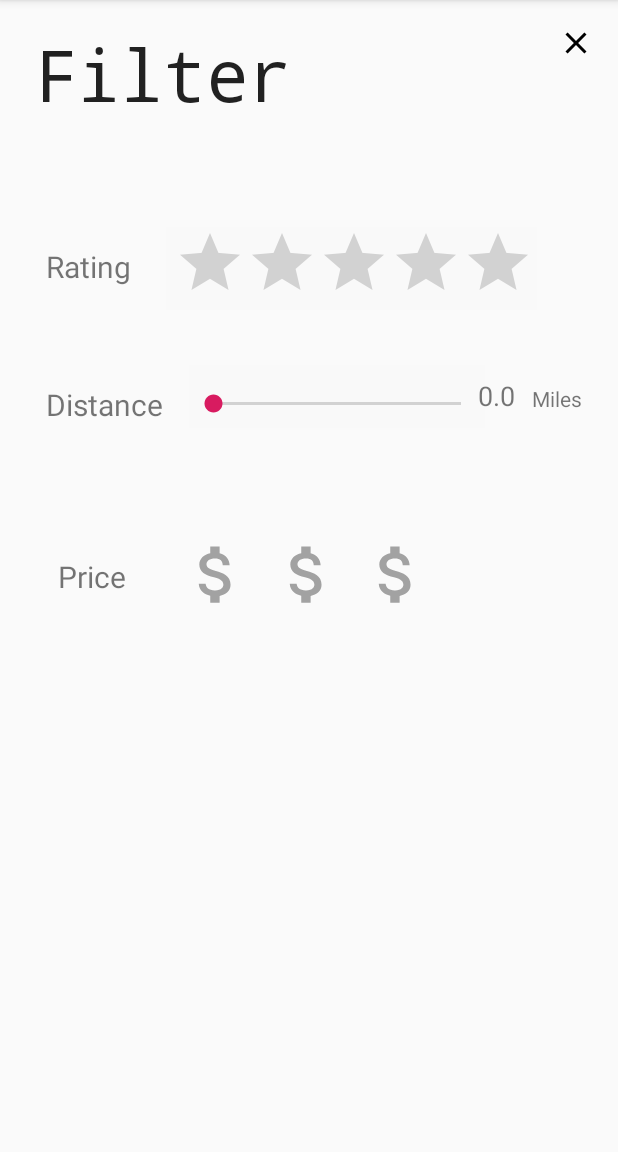
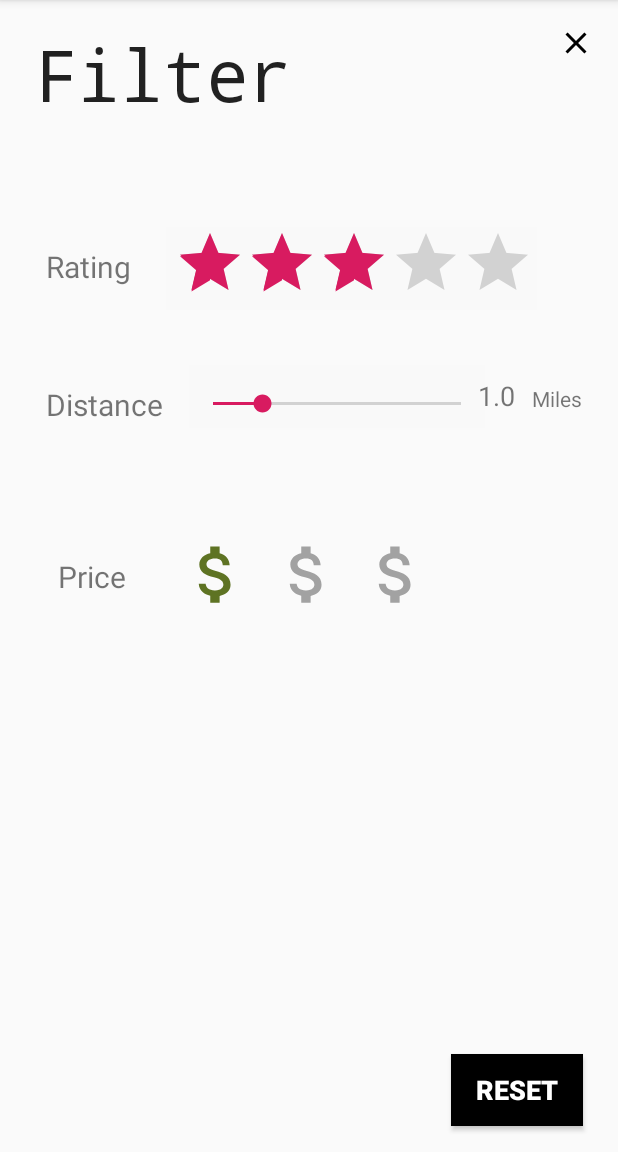
Before and after one commit to HomeEatz/letz_eat, an Android app: the SeeRestaurantList screen opened directly, with no data from a screen before it, after a tap on "FILTER", on a phone screen of 412 x 824 dp, the part 84-1236 px from its top. Run offline under Robolectric (Android 15) with nearby library versions, the phone set to English and light mode, and no system bars.

Commit message:
Fixed Filter Screen - copy

```diff
--- a/Midterm/app/src/main/java/com/example/homeeats/FilterScreenActivity.java
+++ b/Midterm/app/src/main/java/com/example/homeeats/FilterScreenActivity.java
@@ -1,14 +1,22 @@
 package com.example.homeeats;
 
 import android.content.Intent;
+import android.content.SharedPreferences;
 import android.os.Bundle;
+import android.os.PersistableBundle;
 import android.view.View;
+import android.widget.Button;
+import android.widget.CompoundButton;
 import android.widget.ImageView;
+import android.widget.ListView;
+import android.widget.RatingBar;
 import android.widget.SeekBar;
 import android.widget.TextView;
 import android.widget.Toast;
+import android.widget.ToggleButton;
 
 
+import androidx.annotation.NonNull;
 import androidx.appcompat.app.AppCompatActivity;
 
 import org.w3c.dom.Text;
@@ -17,25 +25,47 @@ public class FilterScreenActivity extends AppCompatActivity {
 
 
 
+    float DISTANCE = (float)1.0;
+    float RATING = (float) 3.0;
+    boolean DOLLAR_SIGN1 = true;
+    boolean DOLLAR_SIGN2;
+    boolean DOLLAR_SIGN3;
     @Override
     protected void onCreate(Bundle savedInstanceState) {
         super.onCreate(savedInstanceState);
         setContentView(R.layout.filter_screen);
+        Intent SeeRestaurantListIntent = getIntent();
+        DISTANCE = SeeRestaurantListIntent.getFloatExtra("DISTANCE_VALUE", DISTANCE);
+        RATING = SeeRestaurantListIntent.getFloatExtra("RATING_VALUE", RATING);
+        DOLLAR_SIGN1 = SeeRestaurantListIntent.getBooleanExtra("DOLLAR_SIGN1_VALUE", DOLLAR_SIGN1);
+        DOLLAR_SIGN2 = SeeRestaurantListIntent.getBooleanExtra("DOLLAR_SIGN2_VALUE", DOLLAR_SIGN2);
+        DOLLAR_SIGN3 = SeeRestaurantListIntent.getBooleanExtra("DOLLAR_SIGN3_VALUE", DOLLAR_SIGN3);
 
         ImageView closePupUp = (ImageView) findViewById(R.id.CloseScreenImageView);
         closePupUp.setOnClickListener(new View.OnClickListener() {
             @Override
             public void onClick(View v) {
-                Intent startIntent = new Intent(getApplicationContext(), SeeRestaurantList.class);
-                startActivity(startIntent);
+
+                Intent startIntent = new Intent(FilterScreenActivity.this, SeeRestaurantList.class);
+                startIntent.putExtra("DISTANCE_VALUE", DISTANCE);
+                startIntent.putExtra("RATING_VALUE", RATING);
+                startIntent.putExtra("DOLLAR_SIGN1_VALUE", DOLLAR_SIGN1);
+                startIntent.putExtra("DOLLAR_SIGN2_VALUE", DOLLAR_SIGN2);
+                startIntent.putExtra("DOLLAR_SIGN3_VALUE", DOLLAR_SIGN3);
+                setResult(RESULT_OK , startIntent);
+                finish();
+
             }
         });
 
-        SeekBar simpleSeekBar =(SeekBar)findViewById(R.id.simpleSeekBar);
+        TextView distanceText = (TextView) findViewById(R.id.milestextView4);
+        distanceText.setText(("" + DISTANCE));
+        final SeekBar simpleSeekBar =(SeekBar)findViewById(R.id.simpleSeekBar);
+        simpleSeekBar.setProgress((int)DISTANCE*10);
         // perform seek bar change listener event used for getting the progress value
         simpleSeekBar.setOnSeekBarChangeListener(new SeekBar.OnSeekBarChangeListener() {
 
-            float progressChangedValue = 0;
+            float progressChangedValue = DISTANCE;
             TextView distanceText = (TextView) findViewById(R.id.milestextView4);
             @Override
             public void onProgressChanged(SeekBar seekBar, int progress, boolean fromUser) {
@@ -43,7 +73,7 @@ public class FilterScreenActivity extends AppCompatActivity {
                 progressChangedValue = (float)(progress/10.0); //((progress * (seekBar.getWidth() - 2 * seekBar.getThumbOffset())) / 0.5);
                 distanceText.setText("" + progressChangedValue);
                 //distanceText.setX(seekBar.getX() + progressChangedValue + seekBar.getThumbOffset() / 2);
-
+                DISTANCE = progressChangedValue;
             }
 
             @Override
@@ -58,11 +88,87 @@ public class FilterScreenActivity extends AppCompatActivity {
             }
         } );
 
+        final  RatingBar StarsRatingBar = findViewById(R.id.StarsRatingBar);
+        StarsRatingBar.setRating(RATING);
+        StarsRatingBar.setOnRatingBarChangeListener(new RatingBar.OnRatingBarChangeListener() {
+            @Override
+            public void onRatingChanged(RatingBar ratingBar, float rating, boolean fromUser) {
+                RATING = rating;
+            }
+        });
+
+        final ToggleButton dollarSign1 = findViewById(R.id.toggleButton1);
+        dollarSign1.setChecked(DOLLAR_SIGN1);
+        dollarSign1.setOnCheckedChangeListener(new CompoundButton.OnCheckedChangeListener() {
+            @Override
+            public void onCheckedChanged(CompoundButton buttonView, boolean isChecked) {
+                DOLLAR_SIGN1 = isChecked;
+            }
+        });
+
+
+        final ToggleButton dollarSign2 = findViewById(R.id.toggleButton2);
+        dollarSign2.setChecked(DOLLAR_SIGN2);
+        dollarSign2.setOnCheckedChangeListener(new CompoundButton.OnCheckedChangeListener() {
+            @Override
+            public void onCheckedChanged(CompoundButton buttonView, boolean isChecked) {
+                DOLLAR_SIGN2 = isChecked;
+            }
+        });
+
+
+        final ToggleButton dollarSign3 = findViewById(R.id.toggleButton3);
+        dollarSign3.setChecked(DOLLAR_SIGN3);
+        dollarSign3.setOnCheckedChangeListener(new CompoundButton.OnCheckedChangeListener() {
+            @Override
+            public void onCheckedChanged(CompoundButton buttonView, boolean isChecked) {
+                DOLLAR_SIGN3 = isChecked;
+            }
+        });
+
+
+
+        Button resetButton = findViewById(R.id.resetFilterButton);
+        resetButton.setOnClickListener(new View.OnClickListener() {
+            @Override
+            public void onClick(View v) {
+                DISTANCE = (float)1.0;
+                RATING = (float) 3.0;
+                DOLLAR_SIGN1 = true;
+                DOLLAR_SIGN2 = false;
+                DOLLAR_SIGN3 = false;
+                simpleSeekBar.setProgress((int)DISTANCE*10);
+                StarsRatingBar.setRating(RATING);
+                dollarSign1.setChecked(DOLLAR_SIGN1);
+                dollarSign2.setChecked(DOLLAR_SIGN2);
+                dollarSign3.setChecked(DOLLAR_SIGN3);
+
+            }
+        });
+
+
 
     }
 
-    //public void onCustomToggleClick(View view){
-     //   Toast.makeText(this, "CustomToggle",Toast.LENGTH_SHORT).show();
+    @Override
+    protected void onActivityResult(int requestCode, int resultCode, Intent data) {
+        super.onActivityResult(requestCode, resultCode, data);
+        if (requestCode == 1) {
+            if (resultCode == RESULT_OK) {
+                DISTANCE = data.getFloatExtra("DISTANCE_VALUE", DISTANCE);
+                RATING = data.getFloatExtra("RATING_VALUE", RATING);
+                DOLLAR_SIGN1 = data.getBooleanExtra("DOLLAR_SIGN1_VALUE", DOLLAR_SIGN1);
+                DOLLAR_SIGN2 = data.getBooleanExtra("DOLLAR_SIGN2_VALUE", DOLLAR_SIGN2);
+                DOLLAR_SIGN3 = data.getBooleanExtra("DOLLAR_SIGN3_VALUE", DOLLAR_SIGN3);
+            }
+        }
+    }
 
-   // }
+
+
+
+//public void onCustomToggleClick(View view){
+    //   Toast.makeText(this, "CustomToggle",Toast.LENGTH_SHORT).show();
+
+    // }
 }
--- a/Midterm/app/src/main/java/com/example/homeeats/SeeRestaurantList.java
+++ b/Midterm/app/src/main/java/com/example/homeeats/SeeRestaurantList.java
@@ -4,22 +4,58 @@ import android.content.Intent;
 import android.os.Bundle;
 import android.view.View;
 import android.widget.Button;
+import android.widget.TextView;
+
 
 import androidx.appcompat.app.AppCompatActivity;
+import androidx.recyclerview.widget.LinearLayoutManager;
+import androidx.recyclerview.widget.RecyclerView;
+
+import java.util.ArrayList;
 
 public class SeeRestaurantList extends AppCompatActivity {
 
+    float DISTANCE = (float)1.0;
+    float RATING = (float) 3.0;
+    boolean DOLLAR_SIGN1 = true;
+    boolean DOLLAR_SIGN2;
+    boolean DOLLAR_SIGN3;
+    //RecyclerView mRecyclerView = findViewById(R.id.recyclerView);
+
+    // String TYPE_OF_FOOD;
+
     @Override
     protected void onCreate(Bundle savedInstanceState) {
+
         super.onCreate(savedInstanceState);
         setContentView(R.layout.see_restaurant_list);
+
+
+//        MyAdapter mMyAdapter;
+//        mRecyclerView.setLayoutManager(new LinearLayoutManager(this));
+//        mMyAdapter = new MyAdapter(this, getMyList());
+//        mRecyclerView.setAdapter(mMyAdapter);
+
+        Intent FilterScreenIntent = getIntent();
+        DISTANCE = FilterScreenIntent.getFloatExtra("DISTANCE_VALUE", DISTANCE);
+        RATING = FilterScreenIntent.getFloatExtra("RATING_VALUE", RATING);
+        DOLLAR_SIGN1 = FilterScreenIntent.getBooleanExtra("DOLLAR_SIGN1_VALUE", DOLLAR_SIGN1);
+        DOLLAR_SIGN2 = FilterScreenIntent.getBooleanExtra("DOLLAR_SIGN2_VALUE", DOLLAR_SIGN2);
+        DOLLAR_SIGN3 = FilterScreenIntent.getBooleanExtra("DOLLAR_SIGN3_VALUE", DOLLAR_SIGN3);
+        // TYPE_OF_FOOD = FilterScreenIntent.getStringExtra("TYPE_OF_FOOD");
+
+
 
         Button BackToMain = (Button) findViewById(R.id.BackToOutEatzMainPageButton);
         BackToMain.setOnClickListener(new View.OnClickListener() {
             @Override
             public void onClick(View v) {
 
-                Intent startIntent = new Intent(getApplicationContext(), OutEatzMain.class );
+                Intent startIntent = new Intent(getApplicationContext(), MainActivity.class );
+                // startIntent.putExtra("TYPE_OF_FOOD", TYPE_OF_FOOD);
+                //startActivityForResult(startIntent, 2);
+//                setResult(RESULT_OK , startIntent);
+//                finish();
                 startActivity(startIntent);
             }
         });
@@ -29,10 +65,95 @@ public class SeeRestaurantList extends AppCompatActivity {
             @Override
             public void onClick(View v) {
 
-                Intent startIntent1 = new Intent(getApplicationContext(), FilterScreenActivity.class );
-                startActivity(startIntent1);
+
+                Intent startIntent1 = new Intent(SeeRestaurantList.this, FilterScreenActivity.class );
+
+                startIntent1.putExtra("DISTANCE_VALUE", DISTANCE);
+                startIntent1.putExtra("RATING_VALUE", RATING);
+                startIntent1.putExtra("DOLLAR_SIGN1_VALUE", DOLLAR_SIGN1);
+                startIntent1.putExtra("DOLLAR_SIGN2_VALUE", DOLLAR_SIGN2);
+                startIntent1.putExtra("DOLLAR_SIGN3_VALUE", DOLLAR_SIGN3);
+                startActivityForResult(startIntent1, 1);
+
             }
         });
 
+        TextView typeOfFoodText = findViewById(R.id.RandomRestaurantTextView);
+        //typeOfFoodText.setText(TYPE_OF_FOOD);
+
     }
+
+//    private ArrayList<Model> getMyList(){
+//
+//        ArrayList<Model> models = new ArrayList<>();
+//
+//        Model m = new Model();
+//
+//        m.setTitle("Taco Bell");
+//        m.setDescription("Fast Food");
+//        m.setImage(R.drawable.taco_bell);
+//        models.add(m);
+//
+//        m = new Model();
+//
+//        m.setTitle("Chili's Grill & Bar");
+//        m.setDescription("Tex Mex");
+//        m.setImage(R.drawable.chilis);
+//        models.add(m);
+//
+//        m = new Model();
+//
+//        m.setTitle("McDonald's");
+//        m.setDescription("Fast Food");
+//        m.setImage(R.drawable.mcdonalds);
+//        models.add(m);
+//
+//        m = new Model();
+//
+//        m.setTitle("Wendy's");
+//        m.setDescription("Fast Food");
+//        m.setImage(R.drawable.wendys);
+//        models.add(m);
+//
+//        m = new Model();
+//
+//        m.setTitle("Little Caesars Pizza");
+//        m.setDescription("Pizza");
+//        m.setImage(R.drawable.littlecaesars);
+//        models.add(m);
+//
+//        m = new Model();
+//
+//        m.setTitle("La Hacienda");
+//        m.setDescription("Mexican");
+//        m.setImage(R.drawable.lahacienda);
+//        models.add(m);
+//
+//        return models;
+//
+//    }
+
+    @Override
+    protected void onActivityResult(int requestCode, int resultCode, Intent data) {
+        super.onActivityResult(requestCode, resultCode, data);
+        if (requestCode == 1) {
+            if (resultCode == RESULT_OK) {
+                DISTANCE = data.getFloatExtra("DISTANCE_VALUE", DISTANCE);
+                RATING = data.getFloatExtra("RATING_VALUE", RATING);
+                DOLLAR_SIGN1 = data.getBooleanExtra("DOLLAR_SIGN1_VALUE", DOLLAR_SIGN1);
+                DOLLAR_SIGN2 = data.getBooleanExtra("DOLLAR_SIGN2_VALUE", DOLLAR_SIGN2);
+                DOLLAR_SIGN3 = data.getBooleanExtra("DOLLAR_SIGN3_VALUE", DOLLAR_SIGN3);
+
+
+            }
+        }
+        if (requestCode == 2) {
+            if (resultCode == RESULT_OK) {
+                // TYPE_OF_FOOD = data.getStringExtra("TYPE_OF_FOOD");
+            }
+
+        }
+    }
+
+
 }
--- a/Midterm/app/src/main/res/layout/filter_screen.xml
+++ b/Midterm/app/src/main/res/layout/filter_screen.xml
@@ -37,7 +37,7 @@
         app:layout_constraintVertical_bias="0.024" />
 
     <RatingBar
-        android:id="@+id/simpleRatingBar"
+        android:id="@+id/StarsRatingBar"
         android:layout_width="247dp"
         android:layout_height="55dp"
         android:layout_centerHorizontal="true"
@@ -174,5 +174,21 @@
         app:layout_constraintStart_toStartOf="parent"
         app:layout_constraintTop_toTopOf="parent" />
 
+    <Button
+        android:id="@+id/resetFilterButton"
+        android:layout_width="wrap_content"
+        android:layout_height="wrap_content"
+        android:background="@android:color/black"
+        android:text="Reset"
+        android:textColor="@color/cardview_light_background"
+        android:textSize="18sp"
+        android:textStyle="bold"
+        app:layout_constraintBottom_toBottomOf="parent"
+        app:layout_constraintEnd_toEndOf="parent"
+        app:layout_constraintHorizontal_bias="0.928"
+        app:layout_constraintStart_toStartOf="parent"
+        app:layout_constraintTop_toTopOf="parent"
+        app:layout_constraintVertical_bias="0.976" />
+
 
 </androidx.constraintlayout.widget.ConstraintLayout>
--- a/Midterm/build.gradle
+++ b/Midterm/build.gradle
@@ -7,7 +7,7 @@ buildscript {
 
     }
     dependencies {
-        classpath 'com.android.tools.build:gradle:3.5.0'
+        classpath 'com.android.tools.build:gradle:3.5.3'
 
         // NOTE: Do not place your application dependencies here; they belong
         // in the individual module build.gradle files
```
Also changed, not shown: 899 other files.
